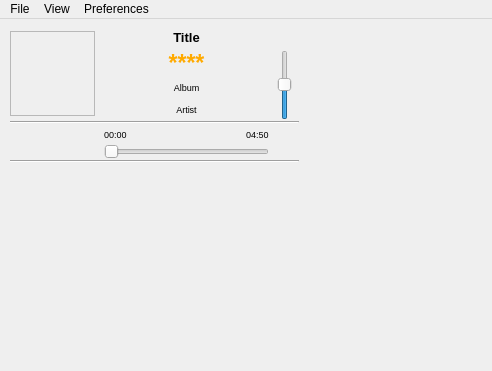
The window that trunk/GUI/GUI_Simpleplayer.ui (shahid334/sayonara-player) describes before a commit, drawn with Qt 5; both pictures show x 0 to 492 and y 0 to 371 of the 1000 by 654 pixel window.
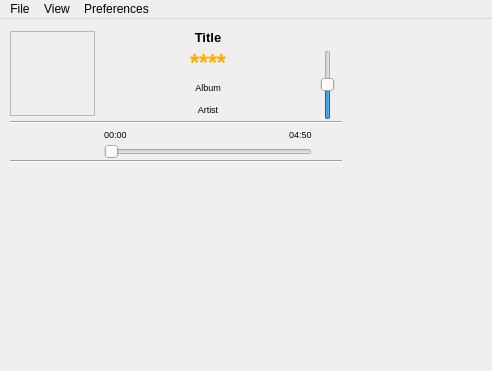
The same window after the commit. Icons and pictures are not drawn.

What changed in the file:
```diff
--- a/trunk/GUI/GUI_Simpleplayer.ui
+++ b/trunk/GUI/GUI_Simpleplayer.ui
@@ -538,8 +538,8 @@
         <rect>
          <x>0</x>
          <y>0</y>
-         <width>289</width>
-         <height>332</height>
+         <width>324</width>
+         <height>338</height>
         </rect>
        </property>
       </widget>
@@ -572,7 +572,7 @@
      <widget class="QWidget" name="eq_widget" native="true">
       <property name="sizePolicy">
        <sizepolicy hsizetype="Expanding" vsizetype="Fixed">
-        <horstretch>2</horstretch>
+        <horstretch>3</horstretch>
         <verstretch>0</verstretch>
        </sizepolicy>
       </property>
```
Left out of the diff: 2 changed lines with no effect on the pictures.
